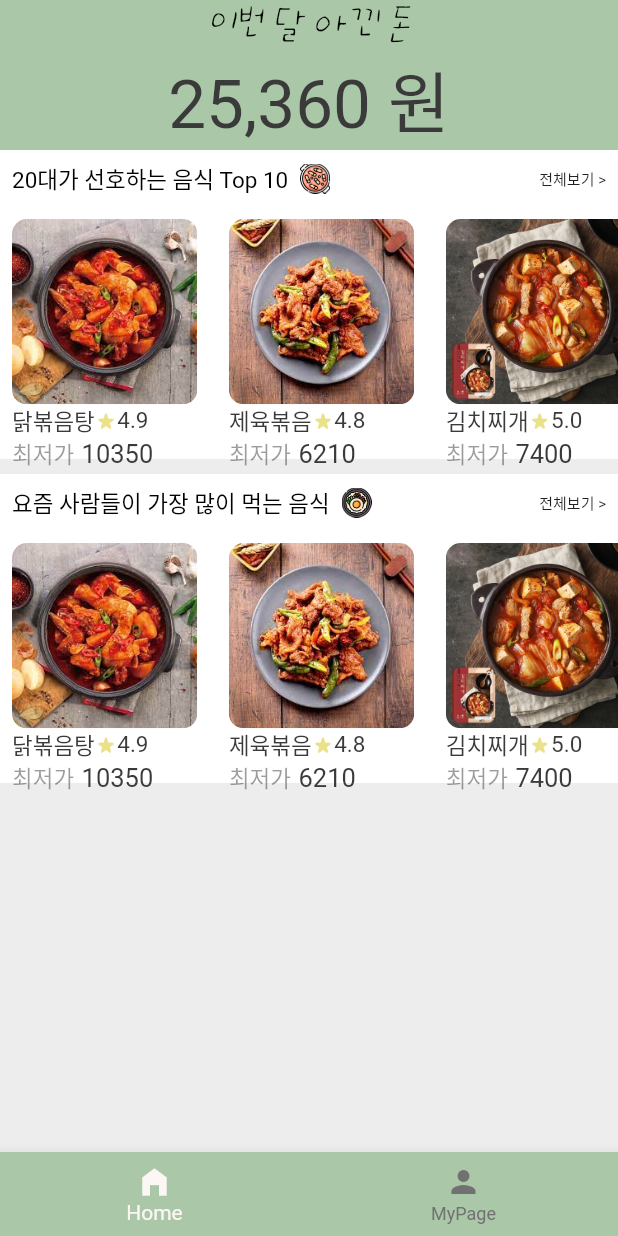
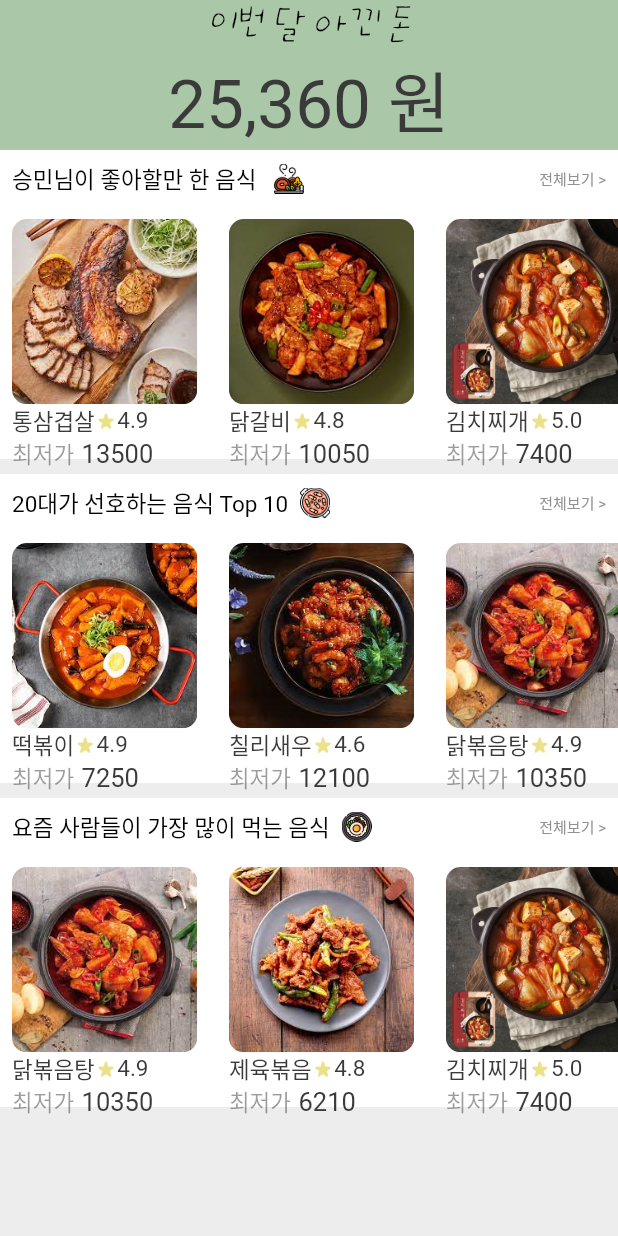
Before and after one commit to SoulTree-Lovers/AutoMarket, a Flutter app: the screen it shows after launch, on a phone screen of 412 x 824 dp. Run offline on Flutter 3.47's test engine with Material 2 defaults, Android fonts, the phone set to English and light mode, and no system bars; Roboto replaces fonts that are missing (Hind, KCC).

Commit message:
사용자 선호 음식 추가

```diff
--- a/lib/screens/home_page.dart
+++ b/lib/screens/home_page.dart
@@ -48,6 +48,7 @@ class _HomePageState extends State<HomePage> {
               floating: true,
               centerTitle: true,
               expandedHeight: 100.0,
+              // pinned: true,
               forceElevated: innerBoxIsScrolled,
               automaticallyImplyLeading: false,
               backgroundColor: const Color(0xFFAAC8A7),
@@ -62,6 +63,99 @@ class _HomePageState extends State<HomePage> {
               //   // color: Color(0xFFFCF6F5),
               //   thickness: 2,
               // ),
+              Container(
+                height: screenHeight * 0.25,
+                width: screenWidth,
+                color: const Color.fromARGB(255, 255, 255, 255),
+                child: Column(
+                  children: [
+                    Row(
+                      mainAxisAlignment: MainAxisAlignment.spaceBetween,
+                      children: [
+                        Row(
+                          children: [
+                            const Padding(
+                              padding: EdgeInsets.all(8.0),
+                              child: Text(
+                                "승민님이 좋아할만 한 음식 ",
+                                style: TextStyle(
+                                  color: Color.fromARGB(255, 0, 0, 0),
+                                  fontSize: 15,
+                                  // fontFamily: "UhBeebaby",
+                                  fontFamily: "KCC",
+                                ),
+                              ),
+                            ),
+                            Image.asset(
+                              "assets/images/고기.png",
+                              width: 20,
+                              height: 20,
+                            ),
+                          ],
+                        ),
+                        const Padding(
+                          padding: EdgeInsets.all(8.0),
+                          child: Text(
+                            "전체보기 >",
+                            style: TextStyle(
+                              fontSize: 10,
+                              color: Color.fromARGB(255, 145, 145, 145),
+                              fontFamily: "KCC",
+                            ),
+                          ),
+                        )
+                      ],
+                    ),
+                    SingleChildScrollView(
+                      scrollDirection: Axis.horizontal,
+                      child: Row(
+                        children: [
+                          FoodCard(
+                            screenWidth: screenWidth * 0.3,
+                            menuName: "통삼겹살",
+                            price: 13500,
+                            rating: 4.9,
+                            imagePath: "assets/images/통삼겹살.png",
+                          ),
+                          const SizedBox(
+                            width: 5,
+                          ),
+                          FoodCard(
+                            screenWidth: screenWidth * 0.3,
+                            menuName: "닭갈비",
+                            price: 10050,
+                            rating: 4.8,
+                            imagePath: "assets/images/닭갈비.png",
+                          ),
+                          const SizedBox(
+                            width: 5,
+                          ),
+                          FoodCard(
+                            screenWidth: screenWidth * 0.3,
+                            menuName: "김치찌개",
+                            price: 7400,
+                            rating: 5.0,
+                            imagePath: "assets/images/김치찌개.png",
+                          ),
+                          const SizedBox(
+                            width: 5,
+                          ),
+                          FoodCard(
+                            screenWidth: screenWidth * 0.3,
+                            menuName: "된장찌개",
+                            price: 7300,
+                            rating: 4.5,
+                            imagePath: "assets/images/된장찌개.png",
+                          ),
+                        ],
+                      ),
+                    ),
+                  ],
+                ),
+              ),
+              const SizedBox(
+                height: 10,
+              ),
               Container(
                 height: screenHeight * 0.25,
                 width: screenWidth,
@@ -98,6 +192,7 @@ class _HomePageState extends State<HomePage> {
                             "전체보기 >",
                             style: TextStyle(
                               fontSize: 10,
+                              color: Color.fromARGB(255, 145, 145, 145),
                               fontFamily: "KCC",
                             ),
                           ),
@@ -110,30 +205,30 @@ class _HomePageState extends State<HomePage> {
                         children: [
                           FoodCard(
                             screenWidth: screenWidth * 0.3,
-                            menuName: "닭볶음탕",
-                            price: 10350,
+                            menuName: "떡볶이",
+                            price: 7250,
                             rating: 4.9,
-                            imagePath: "assets/images/닭볶음탕.png",
+                            imagePath: "assets/images/떡볶이사진.png",
                           ),
                           const SizedBox(
                             width: 5,
                           ),
                           FoodCard(
                             screenWidth: screenWidth * 0.3,
-                            menuName: "제육볶음",
-                            price: 6210,
-                            rating: 4.8,
-                            imagePath: "assets/images/제육볶음.png",
+                            menuName: "칠리새우",
+                            price: 12100,
+                            rating: 4.6,
+                            imagePath: "assets/images/칠리새우.png",
                           ),
                           const SizedBox(
                             width: 5,
                           ),
                           FoodCard(
                             screenWidth: screenWidth * 0.3,
-                            menuName: "김치찌개",
-                            price: 7400,
-                            rating: 5.0,
-                            imagePath: "assets/images/김치찌개.png",
+                            menuName: "닭볶음탕",
+                            price: 10350,
+                            rating: 4.9,
+                            imagePath: "assets/images/닭볶음탕.png",
                           ),
                           const SizedBox(
                             width: 5,
@@ -194,6 +289,7 @@ class _HomePageState extends State<HomePage> {
                             "전체보기 >",
                             style: TextStyle(
                               fontSize: 10,
+                              color: Color.fromARGB(255, 145, 145, 145),
                               fontFamily: "KCC",
                             ),
                           ),
--- a/lib/screens/initial_screen.dart
+++ b/lib/screens/initial_screen.dart
@@ -1,6 +1,6 @@
 import 'dart:async';
 
-import 'package:automarket/screens/home_screen.dart';
+import 'package:automarket/screens/home_page.dart';
 import 'package:flutter/material.dart';
 
 class InitialScreen extends StatefulWidget {
@@ -16,7 +16,7 @@ class _InitialScreenState extends State<InitialScreen> {
     super.initState();
     Timer(const Duration(seconds: 3), () {
       Navigator.push(
-          context, MaterialPageRoute(builder: (context) => const HomeScreen()));
+          context, MaterialPageRoute(builder: (context) => const HomePage()));
     });
   }
 
```
Also changed, not shown: pubspec.yaml (+16 -10 lines), assets/images/고기.png (added), assets/images/닭갈비.png (added), assets/images/떡볶이사진.png (added), assets/images/칠리새우.png (added), assets/images/통삼겹살.png (added).
